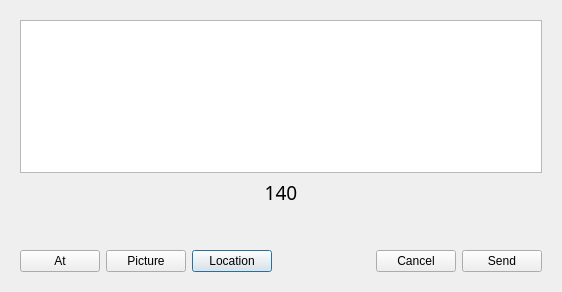
WeCase/WeCase, file ui/NewpostWindow.ui: the form before one commit.
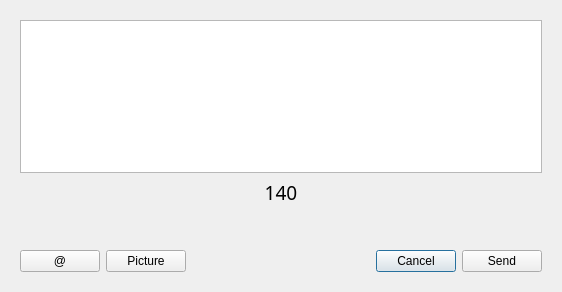
The form after the commit.

Commit message: 去除发微博的位置按钮，没有意义

```diff
--- a/ui/NewpostWindow.ui
+++ b/ui/NewpostWindow.ui
@@ -92,13 +92,6 @@
        </property>
        <layout class="QGridLayout" name="gridLayout_2">
         <item row="0" column="2">
-         <widget class="QPushButton" name="pushButton_location">
-          <property name="text">
-           <string>Location</string>
-          </property>
-         </widget>
-        </item>
-        <item row="0" column="3">
          <spacer name="horizontalSpacer">
           <property name="orientation">
            <enum>Qt::Horizontal</enum>
@@ -111,7 +104,7 @@
           </property>
          </spacer>
         </item>
-        <item row="0" column="4">
+        <item row="0" column="3">
          <widget class="QPushButton" name="pushButton_cancel">
           <property name="text">
            <string>Cancel</string>
@@ -128,7 +121,7 @@
         <item row="0" column="0">
          <widget class="QPushButton" name="pushButton_at">
           <property name="text">
-           <string>At</string>
+           <string>@</string>
           </property>
          </widget>
         </item>
```
Left out of the diff: 3 changed lines with no effect on the pictures. The commit also changes 6 other files.
